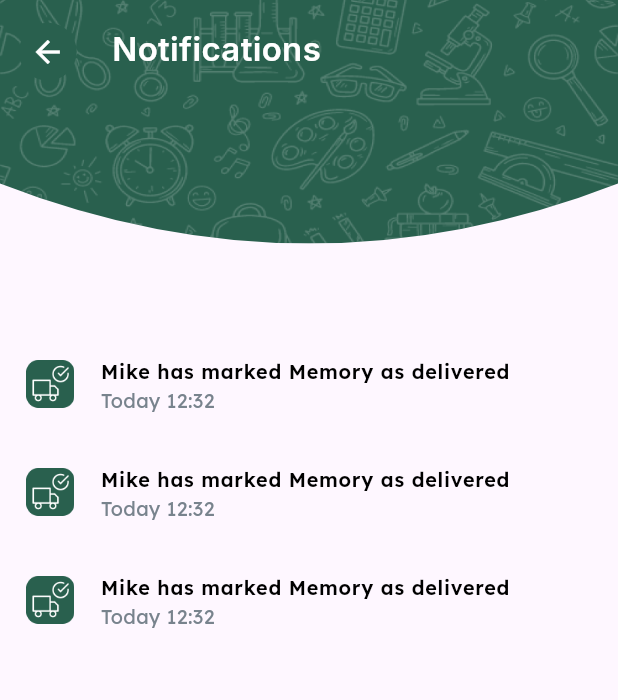
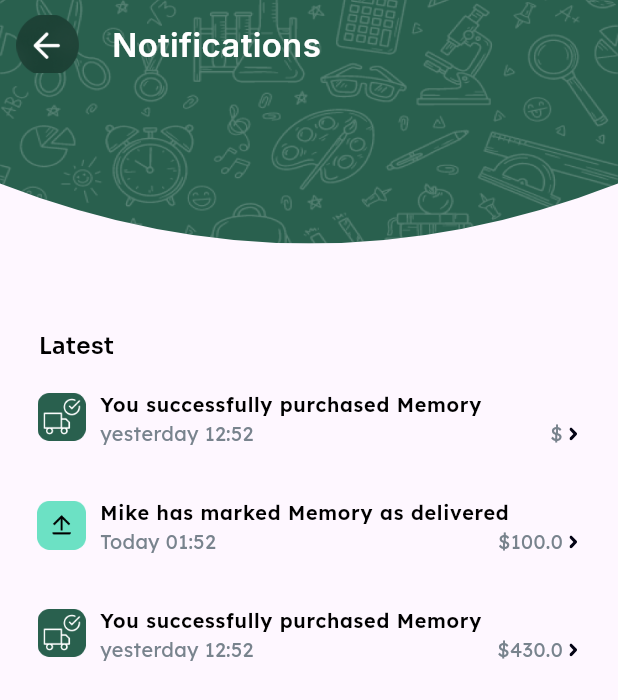
Before and after one commit to Shees-Ali1/CreekApp, a Flutter app: the NotificationScreen screen opened directly, on a phone screen of 412 x 824 dp. Shown: the top 700 px of the screen. Run offline on Flutter 3.47's test engine with Material 3 defaults, Android fonts, the phone set to English and light mode, and no system bars; our stand-ins replace another_xlider, curved_labeled_navigation_bar, flutter_custom_clippers, flutter_screenutil, flutter_svg, get and 4 more; project files that could hold a hidden picture were left out.

Commit message:
updated code......

```diff
--- a/lib/Auth/login_view.dart
+++ b/lib/Auth/login_view.dart
@@ -12,6 +12,7 @@ import 'package:get/get.dart';
 
 import '../const/assets/image_assets.dart';
 import '../const/assets/svg_assets.dart';
+import '../view/nav_bar/app_nav_bar.dart';
 import '../widgets/password_field.dart';
 import '../controller/login_auth_controller.dart';
 
@@ -96,6 +97,7 @@ class _LoginViewState extends State<LoginView> {
           CustomButton(
             text: 'Login',
             onPressed: () {
+              CustomRoute.navigateTo(context, BottomNavBar());
               // Handle button press
             },
             backgroundColor: primaryColor, // Example color
--- a/lib/const/assets/image_assets.dart
+++ b/lib/const/assets/image_assets.dart
@@ -21,4 +21,5 @@ class AppImages {
   static const profile2 = 'assets/images/profile2.png';
   static const profile3 = 'assets/images/profile3.png';
   static const onlinedot = 'assets/images/onlinedot.png';
+  static const backbutton = 'assets/images/backbutton.png';
 }
--- a/lib/view/notification/notification_screen.dart
+++ b/lib/view/notification/notification_screen.dart
@@ -23,8 +23,8 @@ class _NotificationScreenState extends State<NotificationScreen> {
   Widget build(BuildContext context) {
     return Scaffold(
         body: SingleChildScrollView(
-            child: Column(children: [
-      Column(children: [
+            child:
+                Column(crossAxisAlignment: CrossAxisAlignment.start, children: [
       ClipPath(
           clipper: OvalBottomBorderClipper(),
           child: Container(
@@ -59,12 +59,23 @@ class _NotificationScreenState extends State<NotificationScreen> {
       SizedBox(
         height: 57.h,
       ),
+      Padding(
+        padding: EdgeInsets.only(left: 23.5.w),
+        child: SoraCustomText(
+          text: 'Latest',
+          textColor: Colors.black,
+          fontWeight: FontWeight.w600,
+          fontsize: 14.sp,
+        ),
+      ),
       ListView.builder(
           padding: EdgeInsets.zero,
-            itemCount: 3,
+          itemCount: notificationListing.length,
           shrinkWrap: true,
           itemBuilder: (context, index) {
             return ListTile(
+              contentPadding: EdgeInsets.only(left: 23.5, right: 24.w),
+              horizontalTitleGap: 8,
               onTap: () {
                 showModalBottomSheet(
                     backgroundColor: Colors.white,
@@ -121,25 +132,59 @@ class _NotificationScreenState extends State<NotificationScreen> {
                     });
               },
               leading: Image.asset(
-                  AppImages.notification,
+                notificationListing[index]['notificationImage'].toString(),
                 height: 32.h,
                 width: 32.w,
               ),
               title: LexendCustomText(
-                  text: 'Mike has marked Memory as delivered',
+                text: notificationListing[index]['notificationname'],
                 textColor: Colors.black,
                 fontWeight: FontWeight.w600,
                 fontsize: 12.sp,
               ),
-                subtitle: LexendCustomText(
-                  text: 'Today 12:32',
+              subtitle: Row(
+                mainAxisAlignment: MainAxisAlignment.spaceBetween,
+                children: [
+                  LexendCustomText(
+                    text: notificationListing[index]['Timestamp'],
                     textColor: Color(0xff78838D),
                     fontWeight: FontWeight.w400,
                     fontsize: 12.sp,
                   ),
+                  Spacer(),
+                  LexendCustomText(
+                    text: "\$${notificationListing[index]['notificationincr']}",
+                    textColor: Color(0xff78838D),
+                    fontWeight: FontWeight.w400,
+                    fontsize: 12.sp,
+                  ),
+                  SizedBox(width: 4.w),
+                  SvgPicture.asset(AppIcons.arrowIcon)
+                ],
+              ),
             );
           })
-      ])
     ])));
   }
 }
+
+List<dynamic> notificationListing = [
+  {
+    'notificationImage': AppImages.notification,
+    'notificationname': 'You successfully purchased Memory',
+    'Timestamp': 'yesterday 12:52',
+    'notificationincr': '',
+  },
+  {
+    'notificationImage': AppImages.download,
+    'notificationname': 'Mike has marked Memory as delivered',
+    'notificationincr': 100.00,
+    'Timestamp': 'Today 01:52'
+  },
+  {
+    'notificationImage': AppImages.notification,
+    'notificationname': 'You successfully purchased Memory',
+    'Timestamp': 'yesterday 12:52',
+    'notificationincr': 430.00,
+  },
+];
--- a/lib/view/profile_screen/components/privacy_policy.dart
+++ b/lib/view/profile_screen/components/privacy_policy.dart
@@ -5,6 +5,7 @@ import 'package:flutter_svg/svg.dart';
 
 import '../../../const/assets/image_assets.dart';
 import '../../../const/assets/svg_assets.dart';
+import '../../../widgets/custom _backbutton.dart';
 import '../../../widgets/custom_text.dart';
 
 class PrivacyPolicy extends StatelessWidget {
@@ -35,7 +36,7 @@ class PrivacyPolicy extends StatelessWidget {
                       SizedBox(
                         width: 10.w,
                       ),
-                      SvgPicture.asset(AppIcons.drawericon),
+                      CustomBackButton(),
                       SizedBox(
                         width: 20.w,
                       ),
--- a/lib/view/profile_screen/components/term-Cond.dart
+++ b/lib/view/profile_screen/components/term-Cond.dart
@@ -5,6 +5,7 @@ import 'package:flutter_svg/flutter_svg.dart';
 
 import '../../../const/assets/image_assets.dart';
 import '../../../const/assets/svg_assets.dart';
+import '../../../widgets/custom _backbutton.dart';
 import '../../../widgets/custom_text.dart';
 
 class TermCond extends StatelessWidget {
@@ -35,7 +36,8 @@ class TermCond extends StatelessWidget {
                               SizedBox(
                                 width: 10.w,
                               ),
-                              SvgPicture.asset(AppIcons.drawericon),
+                              CustomBackButton(),
+
                               SizedBox(
                                 width: 20.w,
                               ),
--- a/lib/view/profile_screen/profile.dart
+++ b/lib/view/profile_screen/profile.dart
@@ -109,7 +109,11 @@ class _ProfileState extends State<Profile> {
                     textColor: Color(0xff263238),
                   ),
                   Spacer(),
-                  SvgPicture.asset(AppIcons.editIcon)
+                  GestureDetector(
+                      onTap: () {
+                        CustomRoute.navigateTo(context, EditProfile());
+                      },
+                      child: SvgPicture.asset(AppIcons.editIcon))
                 ],
               ),
               SizedBox(
--- a/lib/view/sell_screens/book_sell_screen.dart
+++ b/lib/view/sell_screens/book_sell_screen.dart
@@ -10,6 +10,7 @@ import 'package:get/get.dart';
 import 'package:google_fonts/google_fonts.dart';
 
 import '../../const/assets/svg_assets.dart';
+import '../../widgets/custom _backbutton.dart';
 
 class BookSellScreen extends StatelessWidget {
   const BookSellScreen({super.key});
@@ -42,7 +43,8 @@ class BookSellScreen extends StatelessWidget {
                             SizedBox(
                               width: 10.w,
                             ),
-                            SvgPicture.asset(AppIcons.drawericon),
+                            CustomBackButton(),
+
                             SizedBox(
                               width: 20.w,
                             ),
--- a/lib/view/sell_screens/list_sell_book_screen.dart
+++ b/lib/view/sell_screens/list_sell_book_screen.dart
@@ -12,6 +12,8 @@ import 'package:flutter_screenutil/flutter_screenutil.dart';
 import 'package:flutter_svg/flutter_svg.dart';
 import 'package:get/get.dart';
 import 'package:google_fonts/google_fonts.dart';
+
+import '../../widgets/custom _backbutton.dart';
 
 class ListSellBookScreen extends StatelessWidget {
   const ListSellBookScreen({super.key});
@@ -45,7 +47,7 @@ class ListSellBookScreen extends StatelessWidget {
                             SizedBox(
                               width: 10.w,
                             ),
-                            SvgPicture.asset(AppIcons.drawericon),
+                            CustomBackButton(),
                             SizedBox(
                               width: 20.w,
                             ),
--- a/lib/view/wallet/wallet.dart
+++ b/lib/view/wallet/wallet.dart
@@ -8,6 +8,8 @@ import '../../const/assets/image_assets.dart';
 import '../../const/assets/svg_assets.dart';
 import '../../widgets/custom_route.dart';
 import '../../widgets/custom_text.dart';
+import '../chat_screen/main_chat.dart';
+import '../notification/notification_screen.dart';
 
 class Wallet extends StatefulWidget {
   const Wallet({super.key});
@@ -56,7 +58,7 @@ class _WalletState extends State<Wallet> {
                       Spacer(),
                       GestureDetector(
                           onTap: () {
-                            // CustomRoute.navigateTo(context, MainChat());
+                            CustomRoute.navigateTo(context, MainChat());
                           },
                           child: SvgPicture.asset(AppIcons.chaticon)),
                       SizedBox(
@@ -64,7 +66,7 @@ class _WalletState extends State<Wallet> {
                       ),
                       GestureDetector(
                           onTap: () {
-                            // CustomRoute.navigateTo(context, NotificationScreen());
+                            CustomRoute.navigateTo(context, NotificationScreen());
                           },
                           child: SvgPicture.asset(AppIcons.notificationIcon)),
                       SizedBox(
--- a/lib/widgets/custom _backbutton.dart
+++ b/lib/widgets/custom _backbutton.dart
@@ -1,3 +1,4 @@
+import 'package:creekapp/const/assets/image_assets.dart';
 import 'package:flutter/material.dart';
 import 'package:flutter_screenutil/flutter_screenutil.dart';
 import 'package:get/get.dart';
@@ -11,16 +12,22 @@ class CustomBackButton extends StatelessWidget {
       onTap: () {
         Get.back();
       },
-      child: Container(
-        margin: EdgeInsets.only(top: 5.h),
+      child: Image.asset(
+        fit: BoxFit.cover,
+        AppImages.backbutton,
         width: 38.w,
         height: 38.h,
-        decoration: BoxDecoration(
-            shape: BoxShape.circle,
-            color: Color(0xff29604E)
-        ),
-        child: Icon(Icons.arrow_back,color: Colors.white,),
       ),
+      // child: Container(
+      //   margin: EdgeInsets.only(top: 5.h),
+      //   width: 38.w,
+      //   height: 38.h,
+      //   decoration: BoxDecoration(
+      //       shape: BoxShape.circle,
+      //       color: Color(0xff29604E)
+      //   ),
+      //   child: Icon(Icons.arrow_back,color: Colors.white,),
+      // ),
     );
   }
 }
```
Also changed, not shown: lib/view/home_screen/home_screen_books.dart (+13 -2 lines), lib/view/profile_screen/components/edit_profile.dart (+15 -3 lines), lib/view/sell_screens/approval_sell_screen.dart (+12 -2 lines), lib/view/sell_screens/sell_screen_main.dart (+14 -2 lines), assets/images/backbutton.png (added). Lines whose indentation alone changed are shown as unchanged.
